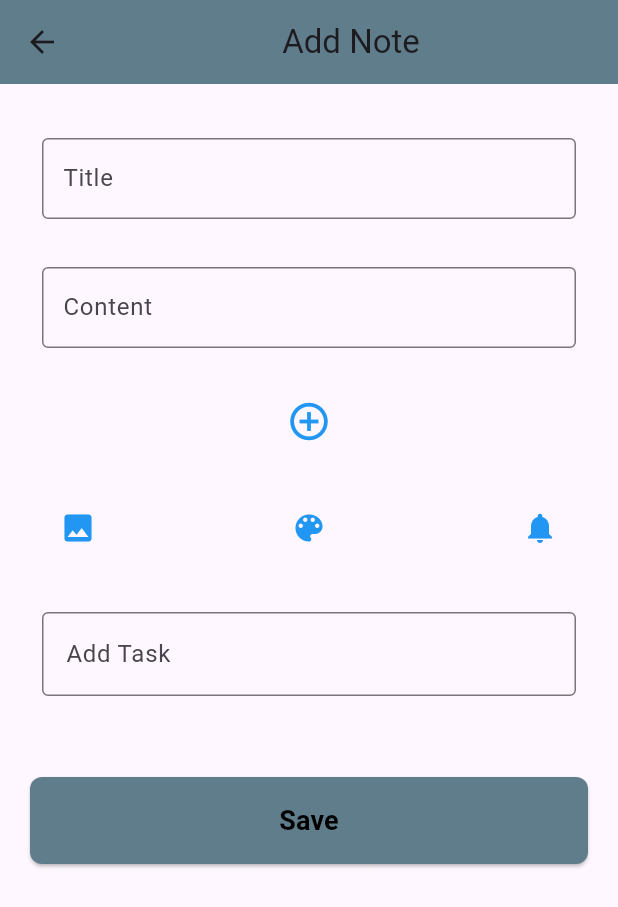
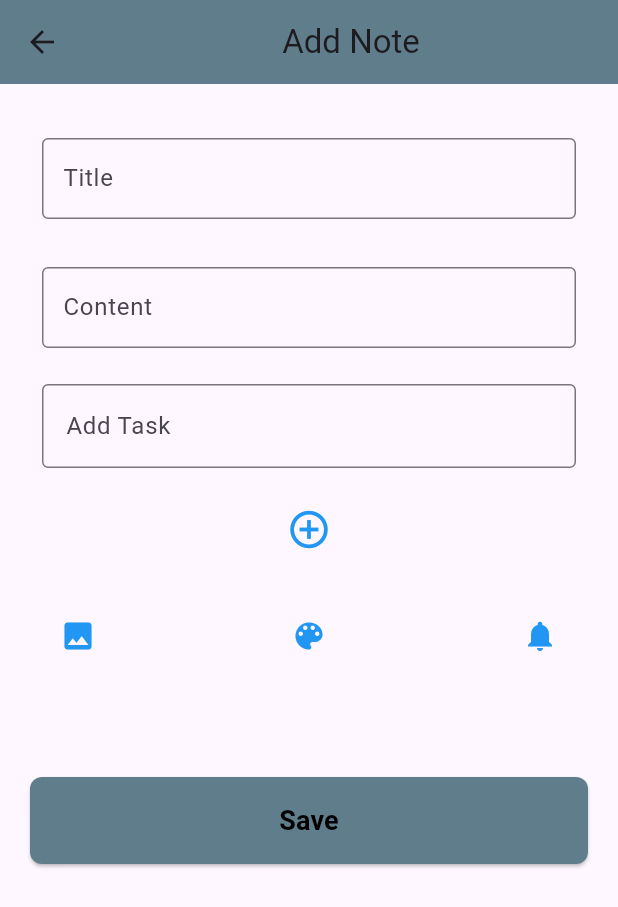
Before and after one commit to abir739/study_Mobile_Dev, a Flutter app: the NoteEditor screen opened directly, on a phone screen of 412 x 824 dp. Shown: the top 907 px of the screen. Run offline on Flutter 3.47's test engine with Material 3 defaults, Android fonts, the phone set to English and light mode, and no system bars; our stand-ins replace flutter_colorpicker, flutter_slidable, hive, hive_flutter, image_picker, sqflite; missing offline and left inert: group_grid_view; accounts and stored records are empty.

Commit message:
edit note

```diff
--- a/notes_flutter_app/lib/screens/add_note_screen.dart
+++ b/notes_flutter_app/lib/screens/add_note_screen.dart
@@ -9,10 +9,10 @@ import 'package:notes_flutter_app/models/task_model.dart';
 class NoteEditor extends StatefulWidget {
   final Note? note;
 
-  NoteEditor({this.note});
+  const NoteEditor({super.key, this.note});
 
   @override
-  _NoteEditorState createState() => _NoteEditorState();
+  State<NoteEditor> createState() => _NoteEditorState();
 }
 
 class _NoteEditorState extends State<NoteEditor> {
@@ -24,7 +24,7 @@ class _NoteEditorState extends State<NoteEditor> {
   String? _imagePath;
   List<Category> _categories = [];
   Category? _selectedCategory;
-  Color _selectedColor = Colors.white; // Default color
+  Color _selectedColor = Colors.white;
   List<Task> _tasks = [];
   DateTime? _reminder;
 
@@ -103,7 +103,6 @@ class _NoteEditorState extends State<NoteEditor> {
                 _selectedColor = color;
               });
             },
-            showLabel: true,
             pickerAreaHeightPercent: 0.8,
           ),
         ),
@@ -197,7 +196,11 @@ class _NoteEditorState extends State<NoteEditor> {
                       child: _buildTextField(_contentController, 'Content',
                           'Please enter some content'),
                     ),
-
+                    // Task Input & List
+                    Padding(
+                      padding: const EdgeInsets.all(8.0),
+                      child: _buildTaskInput(),
+                    ),
                     // Category Tags
                     Padding(
                       padding: const EdgeInsets.only(top: 10.0),
@@ -208,12 +211,6 @@ class _NoteEditorState extends State<NoteEditor> {
                     Padding(
                       padding: const EdgeInsets.all(8.0),
                       child: _buildActionButtonsRow(),
-                    ),
-
-                    // Task Input & List
-                    Padding(
-                      padding: const EdgeInsets.all(8.0),
-                      child: _buildTaskInput(),
                     ),
                   ],
                 ),
@@ -263,8 +260,9 @@ class _NoteEditorState extends State<NoteEditor> {
               ),
             ),
 
-          // Category selection
+          // Category selection: display list of categories and create new category
           Wrap(
+            direction: Axis.horizontal,
             spacing: 8.0,
             runSpacing: 4.0,
             children: _categories.map((category) {
```
Also changed, not shown: notes_flutter_app/lib/models/database_helper.dart (+8 -6 lines), notes_flutter_app/lib/screens/home_screen.dart (+25 -4 lines).
